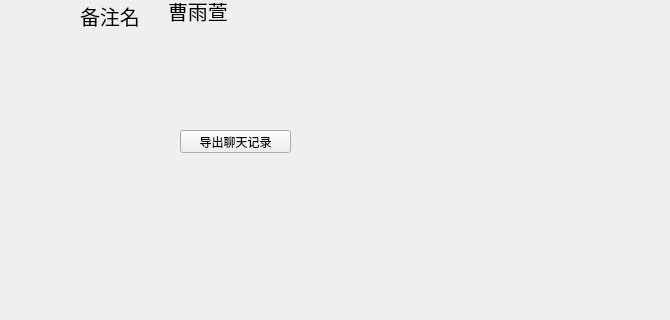
Above: app/Ui/contact/userinfo/userinfoUi.ui from LC044/WeChatMsg before the change; both pictures show x 130 to 800 and y 230 to 550 of the 800 by 720 pixel window. Below: the same form after it.
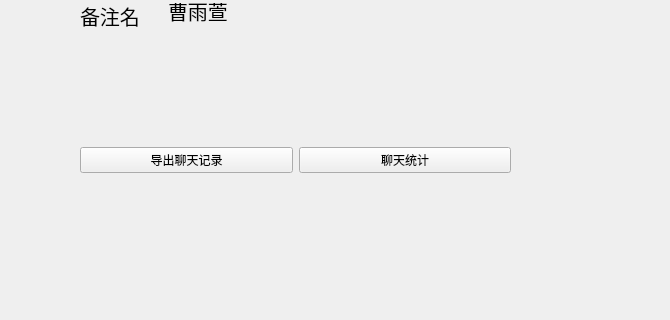
That is the form after the change. Icons and pictures are not drawn.

Commit message: 聊天统计

Diff of the .ui file:
```diff
--- a/app/Ui/contact/userinfo/userinfoUi.ui
+++ b/app/Ui/contact/userinfo/userinfoUi.ui
@@ -154,18 +154,31 @@
     </item>
    </layout>
   </widget>
-  <widget class="QPushButton" name="btn_outbut">
+  <widget class="QWidget" name="horizontalLayoutWidget_2">
    <property name="geometry">
     <rect>
-     <x>310</x>
-     <y>360</y>
-     <width>111</width>
-     <height>23</height>
+     <x>210</x>
+     <y>350</y>
+     <width>431</width>
+     <height>80</height>
     </rect>
    </property>
+   <layout class="QHBoxLayout" name="horizontalLayout_2">
+    <item>
+     <widget class="QPushButton" name="btn_outbut">
    <property name="text">
     <string>导出聊天记录</string>
    </property>
+     </widget>
+    </item>
+    <item>
+     <widget class="QPushButton" name="btn_analysis">
+      <property name="text">
+       <string>聊天统计</string>
+      </property>
+     </widget>
+    </item>
+   </layout>
   </widget>
  </widget>
  <resources/>
```
Lines whose indentation alone changed are shown as unchanged. The commit also changes 10 other files.
